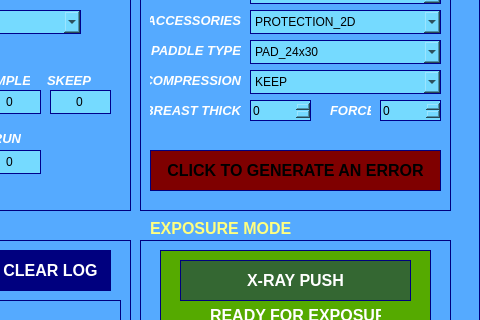
Old version of the form TEST_AWS/SOURCE/startupWindow.ui in the repository marcorispoli/MCPU_Z190_VECCHIO; both pictures show x 800 to 1280 and y 180 to 500 of the 1280 by 800 pixel window.
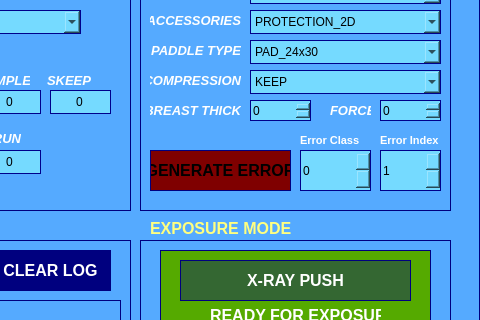
New version of the form. Icons and pictures are not drawn.

```diff
--- a/TEST_AWS/SOURCE/startupWindow.ui
+++ b/TEST_AWS/SOURCE/startupWindow.ui
@@ -2014,7 +2014,7 @@
       <rect>
        <x>10</x>
        <y>190</y>
-       <width>291</width>
+       <width>141</width>
        <height>41</height>
       </rect>
      </property>
@@ -2029,7 +2029,7 @@
 </string>
      </property>
      <property name="text">
-      <string>CLICK TO GENERATE AN ERROR</string>
+      <string>GENERATE ERROR</string>
      </property>
      <property name="checkable">
       <bool>false</bool>
@@ -2038,6 +2038,116 @@
       <bool>false</bool>
      </property>
     </widget>
+    <widget class="QSpinBox" name="errorClassSpin">
+     <property name="geometry">
+      <rect>
+       <x>160</x>
+       <y>190</y>
+       <width>71</width>
+       <height>41</height>
+      </rect>
+     </property>
+     <property name="styleSheet">
+      <string notr="true">background-color: rgb(117, 218, 255);
+color: rgb(0, 0, 0);
+font: 700 16pt &quot;Arial&quot;;
+border-width: 1px;
+border-style: solid; 
+border-color: darkblue;</string>
+     </property>
+     <property name="minimum">
+      <number>0</number>
+     </property>
+     <property name="maximum">
+      <number>1500</number>
+     </property>
+     <property name="singleStep">
+      <number>100</number>
+     </property>
+    </widget>
+    <widget class="QSpinBox" name="errorIndexSpin">
+     <property name="geometry">
+      <rect>
+       <x>240</x>
+       <y>190</y>
+       <width>61</width>
+       <height>41</height>
+      </rect>
+     </property>
+     <property name="styleSheet">
+      <string notr="true">background-color: rgb(117, 218, 255);
+color: rgb(0, 0, 0);
+font: 700 16pt &quot;Arial&quot;;
+border-width: 1px;
+border-style: solid; 
+border-color: darkblue;</string>
+     </property>
+     <property name="minimum">
+      <number>1</number>
+     </property>
+     <property name="maximum">
+      <number>10</number>
+     </property>
+     <property name="singleStep">
+      <number>1</number>
+     </property>
+    </widget>
+    <widget class="QLabel" name="tomoIdLabel_2">
+     <property name="geometry">
+      <rect>
+       <x>160</x>
+       <y>170</y>
+       <width>61</width>
+       <height>20</height>
+      </rect>
+     </property>
+     <property name="font">
+      <font>
+       <pointsize>8</pointsize>
+       <italic>false</italic>
+       <bold>true</bold>
+      </font>
+     </property>
+     <property name="styleSheet">
+      <string notr="true">color: rgb(255, 255, 255);
+border-width: 0px;
+</string>
+     </property>
+     <property name="text">
+      <string>Error Class</string>
+     </property>
+     <property name="alignment">
+      <set>Qt::AlignLeading|Qt::AlignLeft|Qt::AlignVCenter</set>
+     </property>
+    </widget>
+    <widget class="QLabel" name="tomoIdLabel_3">
+     <property name="geometry">
+      <rect>
+       <x>240</x>
+       <y>170</y>
+       <width>61</width>
+       <height>20</height>
+      </rect>
+     </property>
+     <property name="font">
+      <font>
+       <pointsize>8</pointsize>
+       <italic>false</italic>
+       <bold>true</bold>
+      </font>
+     </property>
+     <property name="styleSheet">
+      <string notr="true">color: rgb(255, 255, 255);
+border-width: 0px;
+</string>
+     </property>
+     <property name="text">
+      <string>Error Index</string>
+     </property>
+     <property name="alignment">
+      <set>Qt::AlignLeading|Qt::AlignLeft|Qt::AlignVCenter</set>
+     </property>
+    </widget>
    </widget>
    <widget class="QLabel" name="label_38">
     <property name="geometry">
```
Left out of the diff: 4 changed lines with no effect on the pictures.
